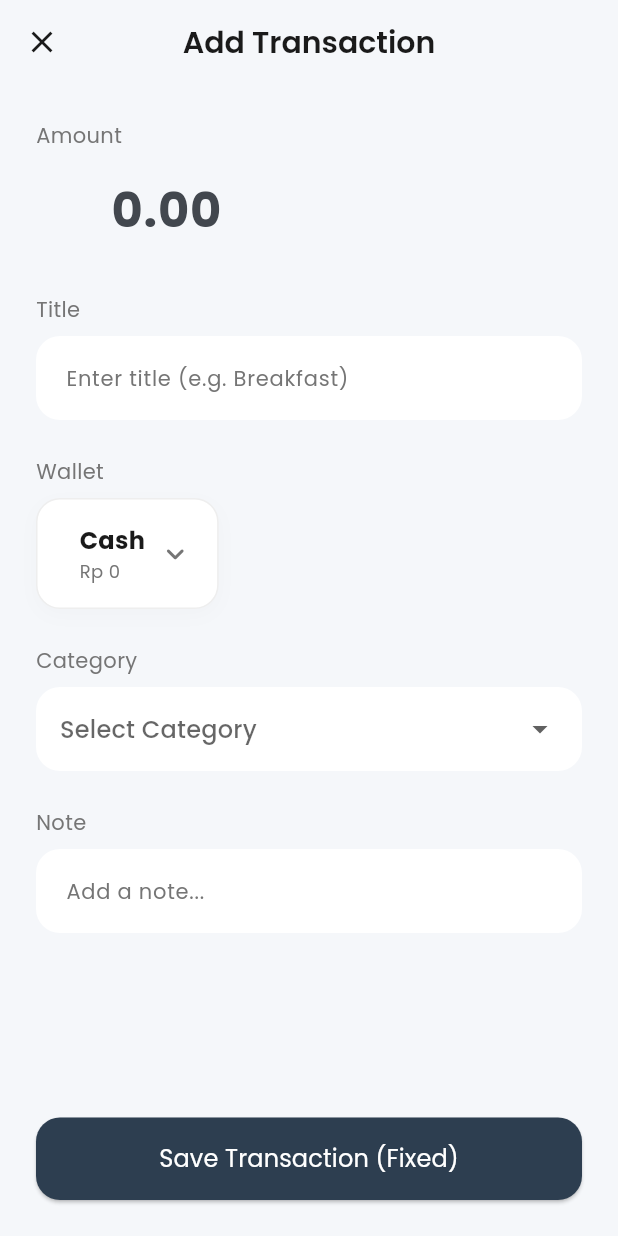
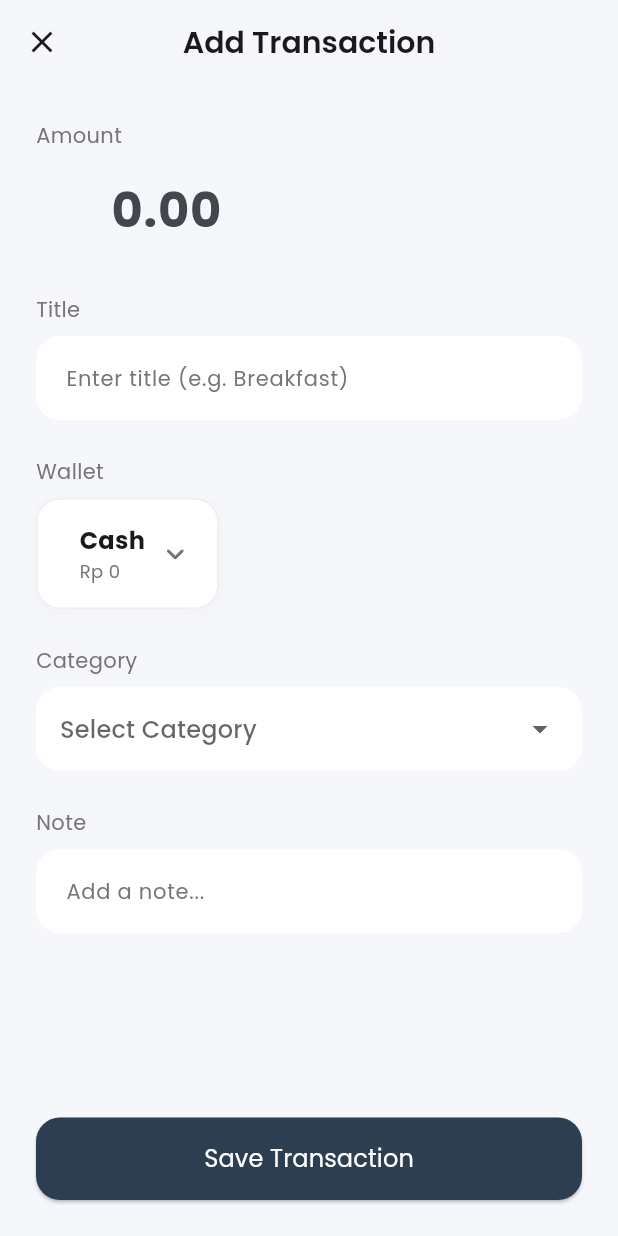
Before and after one commit to trianapriliant/Ollo, a Flutter app: the AddTransactionScreen screen opened by its route, on a phone screen of 412 x 824 dp. Run offline on Flutter 3.47's test engine with Material 3 defaults, Android fonts, the phone set to English and light mode, and no system bars; our stand-ins replace fl_chart, flutter_native_splash, flutter_riverpod, flutter_svg, font_awesome_flutter, go_router and 6 more; missing offline and left inert: google_mlkit_text_recognition, home_widget; accounts and stored records are empty; generated files the repository leaves out were written again; project files that could hold a hidden picture were left out.

Commit message:
fix: fixed

```diff
--- a/lib/src/features/transactions/presentation/add_transaction_screen.dart
+++ b/lib/src/features/transactions/presentation/add_transaction_screen.dart
@@ -291,7 +291,7 @@ class _AddTransactionScreenState extends ConsumerState<AddTransactionScreen> {
                 ),
                 child: _isSaving
                   ? const SizedBox(height: 20, width: 20, child: CircularProgressIndicator(color: Colors.white, strokeWidth: 2))
-                  : Text('Save Transaction (Fixed)', style: AppTextStyles.bodyLarge.copyWith(color: Colors.white)),
+                  : Text('Save Transaction', style: AppTextStyles.bodyLarge.copyWith(color: Colors.white)),
               ),
             ),
           ],
```
